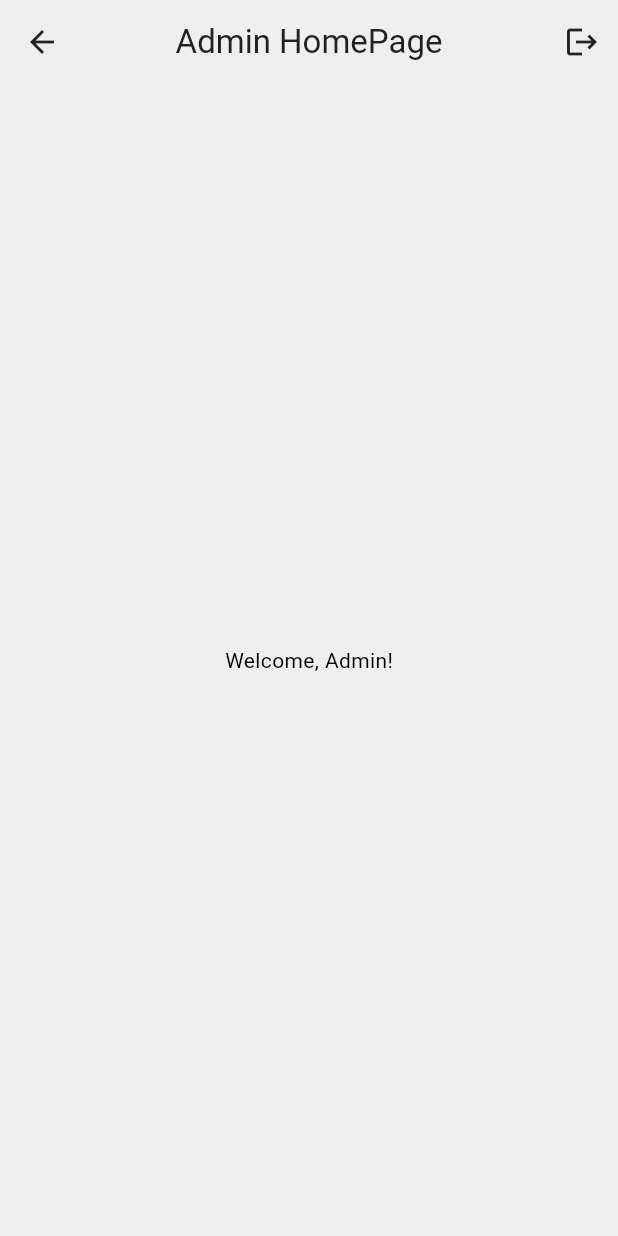
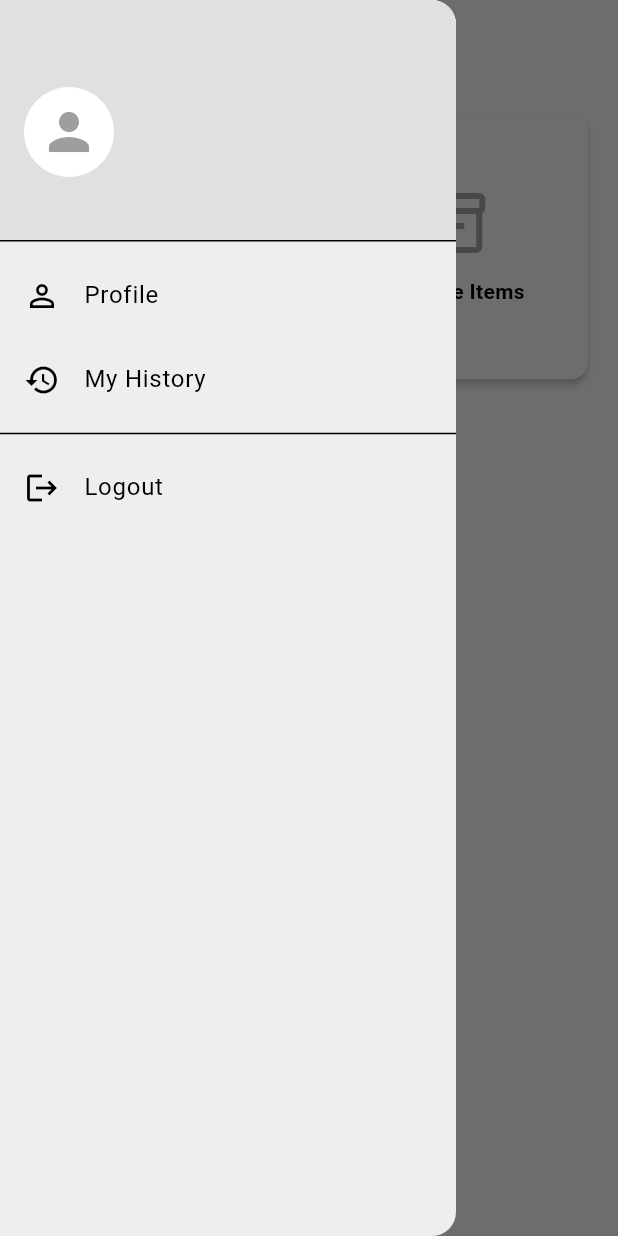
Before and after one commit to MafariT/flutter-lost-and-found, a Flutter app: the AdminHomePage screen opened directly, with the side drawer open (before the commit the screen has no drawer), on a phone screen of 412 x 824 dp. Run offline on Flutter 3.47's test engine with Material 3 defaults, Android fonts, the phone set to English and light mode, and no system bars; our stand-ins replace flutter_dotenv, image_picker, supabase_flutter; accounts and stored records are empty.

Commit message:
added home page for each role

```diff
--- /dev/null
+++ b/lib/components/app_drawer.dart
@@ -0,0 +1,78 @@
+import 'package:flutter/material.dart';
+import 'package:flutter_lost_and_found/main.dart';
+import 'package:flutter_lost_and_found/pages/profile_page.dart';
+import 'package:flutter_lost_and_found/services/auth/auth_service.dart';
+import 'package:supabase_flutter/supabase_flutter.dart';
+
+class AppDrawer extends StatelessWidget {
+  const AppDrawer({super.key});
+
+  @override
+  Widget build(BuildContext context) {
+    final User? user = supabase.auth.currentUser;
+
+    return Drawer(
+      backgroundColor: Theme.of(context).colorScheme.surface,
+      child: ListView(
+        padding: EdgeInsets.zero,
+        children: <Widget>[
+          DrawerHeader(
+            decoration: BoxDecoration(
+              color: Theme.of(context).colorScheme.secondary,
+            ),
+            child: Column(
+              crossAxisAlignment: CrossAxisAlignment.start,
+              mainAxisAlignment: MainAxisAlignment.end,
+              children: [
+                CircleAvatar(
+                  radius: 30,
+                  backgroundColor: Theme.of(context).colorScheme.tertiary,
+                  child: Icon(
+                    Icons.person,
+                    size: 40,
+                    color: Theme.of(context).colorScheme.primary,
+                  ),
+                ),
+                const SizedBox(height: 10),
+                Text(
+                  user?.email ?? 'user@example.com',
+                  style: TextStyle(
+                    color: Theme.of(context).colorScheme.inversePrimary,
+                    fontSize: 16,
+                  ),
+                ),
+              ],
+            ),
+          ),
+          ListTile(
+            leading: const Icon(Icons.person_outline),
+            title: const Text('Profile'),
+            onTap: () {
+              Navigator.pop(context);
+              Navigator.push(
+                context,
+                MaterialPageRoute(builder: (context) => const ProfilePage()),
+              );
+            },
+          ),
+          ListTile(
+            leading: const Icon(Icons.history),
+            title: const Text('My History'),
+            onTap: () {
+              // TODO: Navigate to history page
+              Navigator.pop(context);
+            },
+          ),
+          const Divider(),
+          ListTile(
+            leading: const Icon(Icons.logout),
+            title: const Text('Logout'),
+            onTap: () {
+              AuthService().signOut();
+            },
+          ),
+        ],
+      ),
+    );
+  }
+}
--- a/lib/pages/admin/admin_home_page.dart
+++ b/lib/pages/admin/admin_home_page.dart
@@ -1,5 +1,5 @@
 import 'package:flutter/material.dart';
-import 'package:flutter_lost_and_found/services/auth/auth_service.dart';
+import 'package:flutter_lost_and_found/components/app_drawer.dart';
 
 class AdminHomePage extends StatelessWidget {
   const AdminHomePage({super.key});
@@ -10,19 +10,72 @@ class AdminHomePage extends StatelessWidget {
       backgroundColor: Theme.of(context).colorScheme.surface,
       appBar: AppBar(
         backgroundColor: Colors.transparent,
+        elevation: 0,
         foregroundColor: Theme.of(context).colorScheme.inversePrimary,
-        title: const Text("Admin HomePage"),
+        title: const Text("Admin Dashboard"),
         centerTitle: true,
-        actions: [
-          IconButton(
-            onPressed: () {
-              AuthService().signOut();
+      ),
+      drawer: const AppDrawer(),
+      body: GridView.count(
+        crossAxisCount: 2,
+        padding: const EdgeInsets.all(16.0),
+        mainAxisSpacing: 10,
+        crossAxisSpacing: 10,
+        children: [
+          _buildDashboardCard(
+            context,
+            icon: Icons.people_outline,
+            label: 'Manage Users',
+            onTap: () {
+              /* TODO: Navigate to user management page */
             },
-            icon: const Icon(Icons.logout),
+          ),
+          _buildDashboardCard(
+            context,
+            icon: Icons.inventory_2_outlined,
+            label: 'Manage Items',
+            onTap: () {
+              /* TODO: Navigate to item management page */
+            },
+          ),
+          _buildDashboardCard(
+            context,
+            icon: Icons.analytics_outlined,
+            label: 'View Stats',
+            onTap: () {
+              /* TODO: Navigate to statistics page */
+            },
           ),
         ],
       ),
-      body: const Center(child: Text("Welcome, Admin!")),
+    );
+  }
+
+  Widget _buildDashboardCard(
+    BuildContext context, {
+    required IconData icon,
+    required String label,
+    required VoidCallback onTap,
+  }) {
+    return Card(
+      elevation: 2,
+      shape: RoundedRectangleBorder(borderRadius: BorderRadius.circular(12)),
+      child: InkWell(
+        borderRadius: BorderRadius.circular(12),
+        onTap: onTap,
+        child: Column(
+          mainAxisAlignment: MainAxisAlignment.center,
+          children: [
+            Icon(icon, size: 48, color: Theme.of(context).colorScheme.primary),
+            const SizedBox(height: 12),
+            Text(
+              label,
+              textAlign: TextAlign.center,
+              style: const TextStyle(fontWeight: FontWeight.bold),
+            ),
+          ],
+        ),
+      ),
     );
   }
 }
```
Also changed, not shown: lib/pages/add_item_page.dart (+4 -3 lines), lib/pages/home_page.dart (+2 -68 lines), lib/pages/perantara/perantara_home_page.dart (added, +126 -0 lines), lib/services/auth/role_gate.dart (+11 -3 lines).
